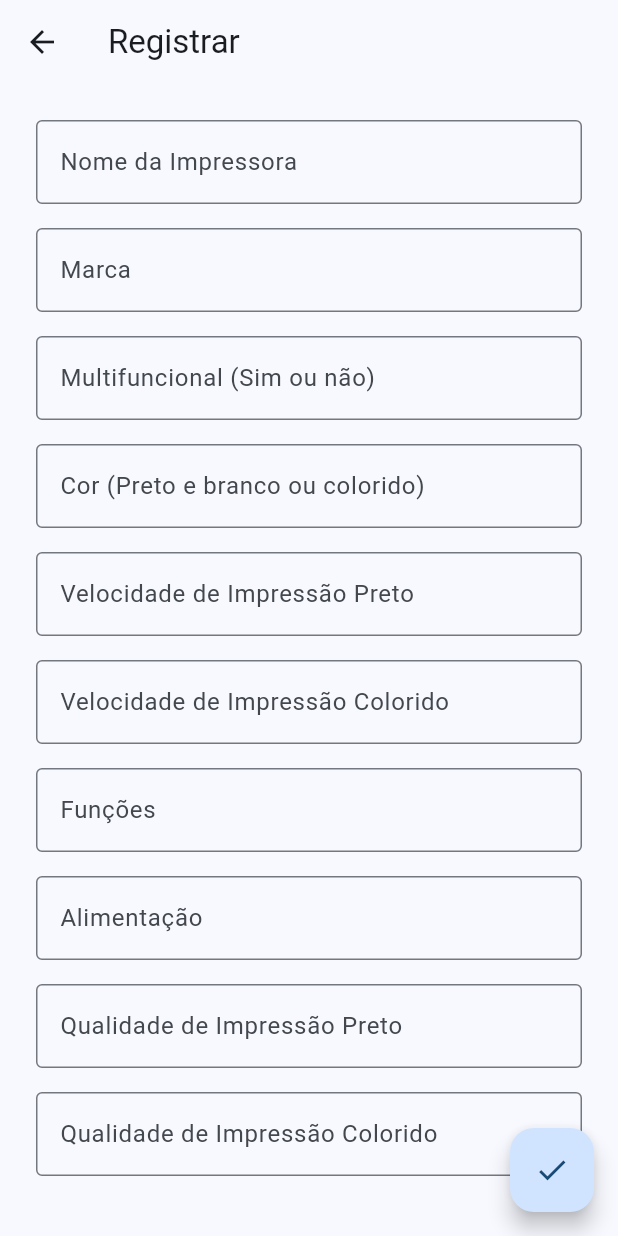
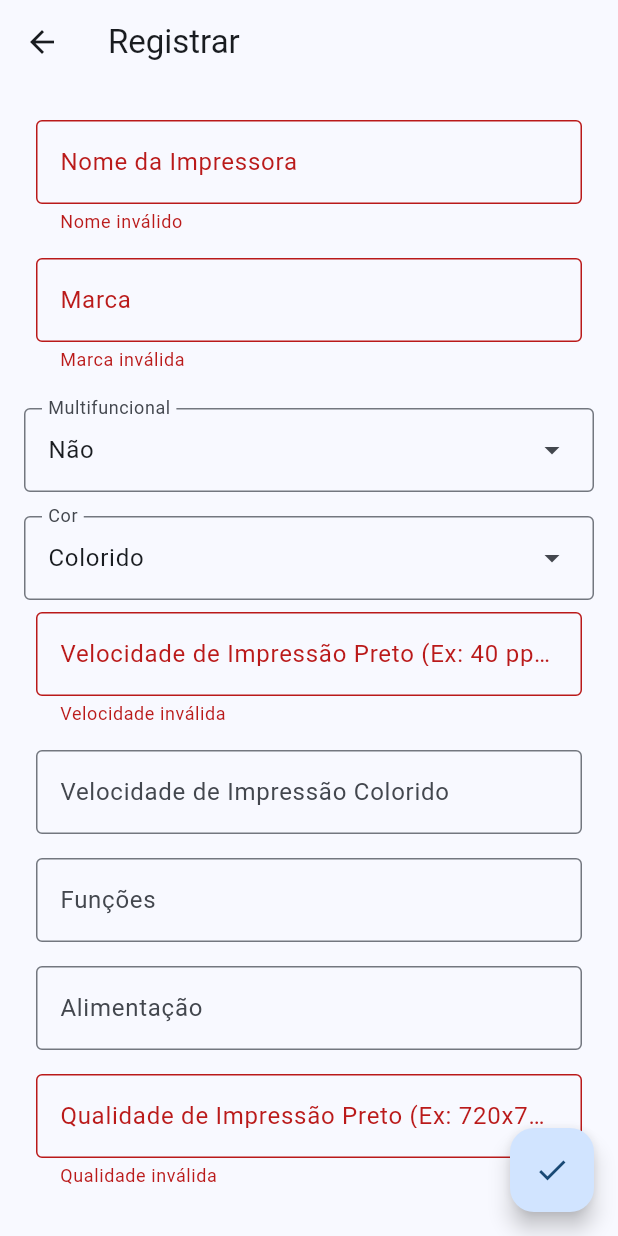
Before and after one commit to Fabricio-Lemmermeier-Lopes/Projeto_SearchPrinters, a Flutter app: the Register screen opened by its route, after a tap on the "check" icon, on a phone screen of 412 x 824 dp. Run offline on Flutter 3.47's test engine with Material 3 defaults, Android fonts, the phone set to English and light mode, and no system bars; our stand-ins replace sqflite; accounts and stored records are empty.

Commit message:
Register ok

```diff
--- a/search_printers/lib/main.dart
+++ b/search_printers/lib/main.dart
@@ -1,7 +1,7 @@
 import 'package:flutter/material.dart';
 //import 'package:search_printers/screens/filter/filter.dart';
 import 'package:search_printers/screens/initial_page/home.dart';
-import 'package:search_printers/screens/printers/printer_1.dart';
+//import 'package:search_printers/screens/printers/printer_1.dart';
 import 'package:search_printers/screens/register/register.dart';
 
 
--- a/search_printers/lib/model/dbhelper.dart
+++ b/search_printers/lib/model/dbhelper.dart
@@ -1,15 +1,15 @@
 import 'package:sqflite/sqflite.dart';
 
 class DbHelper {
-  static Future<Database> getConnection() async {
-    const String dbName = 'parking_juca_rio_grande.db';
+  static Future<Database> getConnection() async{
+    const String dbName = 'search_printer_fabs.db';
     final String dbPath = await getDatabasesPath();
     return await openDatabase(
       '$dbPath$dbName',
       version: 1,
       onCreate: (db, _) async {
         await db.execute(
-            'CREATE TABLE tickets (number INTEGER PRIMARY KEY AUTOINCREMENT,vacancyNumber CHAR(4) NOT NULL,vehicleLicensePlate CHAR(7) NOT NULL,vehicleType VARCHAR(10),entryTime CHAR(5) NOT NULL, departureTime CHAR(5), amount REAL);');
+            'CREATE TABLE tickets (name CHAR(15),marca CHAR(8) NOT NULL,multi CHAR(3) NOT NULL,cor VARCHAR(14),velip CHAR(7) NOT NULL,velic CHAR(7),funcoes CHAR(30) NOT NULL,alimentacao CHAR(12) NOT NULL, velip CHAR(7) NOT NULL, qualip CHAR(8) NOT NULL,qualic CHAR(8));');
       },
     );
   }
--- a/search_printers/lib/repository/printer_repository.dart
+++ b/search_printers/lib/repository/printer_repository.dart
@@ -1,8 +1,8 @@
 import 'package:search_printers/model/dbhelper.dart';
 import 'package:search_printers/model/printer.dart';
 
-class TicketRepository {
-  static const String _table = 'tickets';
+class PrinterRepository {
+  static const String _table = 'printers';
   static Future<int> insert(Printer printer) async {
     var db = await DbHelper.getConnection();
     return db.insert(_table, printer.toMap());
@@ -10,7 +10,7 @@ class TicketRepository {
 
   static Future<List<Printer>> findAll() async {
     var db = await DbHelper.getConnection();
-    var result = await db.query('tickets');
+    var result = await db.query('printers');
     return result
         .map(
           (item) => Printer.fromMap(item),
--- a/search_printers/lib/screens/printers/printer_1.dart
+++ b/search_printers/lib/screens/printers/printer_1.dart
@@ -1,3 +1,4 @@
+/*
 import 'package:flutter/material.dart';
 import 'package:search_printers/model/printer.dart';
 import 'package:search_printers/shared/customappbar.dart';
@@ -41,3 +42,4 @@ class _Printer1State extends State<Printer1>{
     );
   }
 }
+*/
--- a/search_printers/lib/screens/register/register.dart
+++ b/search_printers/lib/screens/register/register.dart
@@ -1,6 +1,9 @@
 import 'package:flutter/material.dart';
 import 'package:search_printers/model/cor.dart';
 import 'package:search_printers/model/multi.dart';
+import 'package:search_printers/model/printer.dart';
+import 'package:search_printers/repository/printer_repository.dart';
+import 'package:search_printers/shared/custom_dropdown_menu.dart';
 import 'package:search_printers/shared/customappbar.dart';
 
 class Register extends StatefulWidget {
@@ -19,6 +22,8 @@ class _RegisterState extends State<Register> {
   final _multi = Multi.values.map((item) => item.label).toList();
   final _nameController = TextEditingController();
   final _marcaController = TextEditingController();
+  final _colorController = TextEditingController();
+  final _multiController = TextEditingController();
   final _velipController = TextEditingController();
   final _velicController = TextEditingController();
   final _funcoesController = TextEditingController();
@@ -49,13 +54,8 @@ class _RegisterState extends State<Register> {
                 Padding(
                   padding: const EdgeInsets.all(8.0),
                   child: TextFormField(
-                    validator: (value){
-                      if(value == null){
-                        return 'Nome inválido';
-                      }else{
-                        return null;
-                      }
-                    },
+                    validator: (value) => value!.length < 6  ? 'Nome inválido' : null,
+                    controller: _nameController,
                       decoration: InputDecoration(
                       labelText: 'Nome da Impressora',
                       border: const OutlineInputBorder(),
@@ -66,8 +66,38 @@ class _RegisterState extends State<Register> {
                 Padding(
                   padding: const EdgeInsets.all(8.0),
                   child: TextFormField(
+                    validator: (value) => value!.length != 2  ? 'Marca inválida' : null,
+                    controller: _marcaController,
                     decoration: InputDecoration(
                     labelText: 'Marca',
+                    border: const OutlineInputBorder(),
+                    ),
+                  ),
+                ),
+
+                const SizedBox(height: 16),
+                CustomDropdownMenu(
+                  list: _multi,
+                  label: 'Multifuncional',
+                  controller: _multiController,
+              ),
+
+
+              const SizedBox(height: 16),
+                CustomDropdownMenu(
+                  list: _color,
+                  label: 'Cor',
+                  controller: _colorController,
+              ),
+
+
+                Padding(
+                  padding: const EdgeInsets.all(8.0),
+                  child: TextFormField(
+                    validator: (value) => value!.length != 6  ? 'Velocidade inválida' : null,
+                    controller: _velipController,
+                    decoration: InputDecoration(
+                    labelText: 'Velocidade de Impressão Preto (Ex: 40 ppm)',
                     border: const OutlineInputBorder(),
                     ),
                   ),
@@ -76,46 +106,19 @@ class _RegisterState extends State<Register> {
                 Padding(
                   padding: const EdgeInsets.all(8.0),
                   child: TextFormField(
+                    controller: _velicController,
                     decoration: InputDecoration(
-                    labelText: 'Multifuncional (Sim ou não)',
+                    labelText: 'Velocidade de Impressão Colorido',
                     border: const OutlineInputBorder(),
                     ),
+
                   ),
                 ),
 
                 Padding(
                   padding: const EdgeInsets.all(8.0),
                   child: TextFormField(
-                    decoration: InputDecoration(
-                    labelText: 'Cor (Preto e branco ou colorido)',
-                    border: const OutlineInputBorder(),
-                    ),
-                  ),
-                ),
-
-                Padding(
-                  padding: const EdgeInsets.all(8.0),
-                  child: TextFormField(
-                    decoration: InputDecoration(
-                    labelText: 'Velocidade de Impressão Preto',
-                    border: const OutlineInputBorder(),
-                    ),
-                  ),
-                ),
-
-                Padding(
-                  padding: const EdgeInsets.all(8.0),
-                  child: TextFormField(
-                    decoration: InputDecoration(
-                    labelText: 'Velocidade de Impressão Colorido',
-                    border: const OutlineInputBorder(),
-                    ),
-                  ),
-                ),
-
-                Padding(
-                  padding: const EdgeInsets.all(8.0),
-                  child: TextFormField(
+                    controller: _funcoesController,
                     decoration: InputDecoration(
                     labelText: 'Funções',
                     border: const OutlineInputBorder(),
@@ -126,6 +129,7 @@ class _RegisterState extends State<Register> {
                 Padding(
                   padding: const EdgeInsets.all(8.0),
                   child: TextFormField(
+                    controller: _alimentacaoController,
                     decoration: InputDecoration(
                     labelText: 'Alimentação',
                     border: const OutlineInputBorder(),
@@ -136,8 +140,10 @@ class _RegisterState extends State<Register> {
                 Padding(
                   padding: const EdgeInsets.all(8.0),
                   child: TextFormField(
+                    validator: (value) => value!.length != 7  ? 'Qualidade inválida' : null,
+                    controller: _qualipController,
                     decoration: InputDecoration(
-                    labelText: 'Qualidade de Impressão Preto',
+                    labelText: 'Qualidade de Impressão Preto (Ex: 720x720)',
                     border: const OutlineInputBorder(),
                     ),
                   ),
@@ -146,6 +152,7 @@ class _RegisterState extends State<Register> {
                 Padding(
                   padding: const EdgeInsets.all(8.0),
                   child: TextFormField(
+                    controller: _qualicController,
                     decoration: InputDecoration(
                     labelText: 'Qualidade de Impressão Colorido',
                     border: const OutlineInputBorder(),
@@ -159,4 +166,44 @@ class _RegisterState extends State<Register> {
       ),
     );
   }
+
+  void save() async {
+    try {
+      final printer = Printer(
+        name: _nameController.text,
+        marca: _marcaController.text,
+        color: (_colorController.text == "Colorido")
+            ? Cor.colorido
+            : Cor.pretobranco,
+        multi: (_multiController.text == "Sim")
+            ? Multi.sim
+            : Multi.nao,
+        velip: _velipController.text,
+        velic: _velicController.text,
+        funcoes: _funcoesController.text,
+        alimentacao: _alimentacaoController.text,
+        qualip: _qualipController.text,
+        qualic: _qualicController.text,
+      );
+      final id = await PrinterRepository.insert(printer);
+      SnackBar snackBar;
+      if (id != 0) {
+        snackBar =
+            SnackBar(content: Text('A impressora ${id} foi salvo com sucesso!!!'));
+      } else {
+        snackBar = SnackBar(
+          content:
+              Text('Lamento, houve um problema ao tentar salvar a sua impressora!!!'),
+        );
+      }
+      // Exibir a SnackBar
+      ScaffoldMessenger.of(context).showSnackBar(snackBar);
+    } catch (error) {
+      SnackBar snackBar = const SnackBar(
+        content: Text('Ops. Tivemos um problema técnico!!!'),
+      );
+      ScaffoldMessenger.of(context).showSnackBar(snackBar);
+    }
+  }
+
 }
--- /dev/null
+++ b/search_printers/lib/shared/custom_dropdown_menu.dart
@@ -0,0 +1,31 @@
+import 'package:flutter/material.dart';
+
+class CustomDropdownMenu extends StatelessWidget {
+  final List<String> list;
+  final String label;
+  final TextEditingController controller;
+  const CustomDropdownMenu({
+    super.key,
+    required this.list,
+    required this.label,
+    required this.controller,
+  });
+
+  @override
+  Widget build(BuildContext context) {
+    return DropdownMenu(
+      controller: controller,
+      dropdownMenuEntries: list
+          .map(
+            (item) => DropdownMenuEntry(
+              value: item,
+              label: item,
+            ),
+          )
+          .toList(),
+      label: Text(label),
+      initialSelection: list.first,
+      width: MediaQuery.of(context).size.width - 32,
+    );
+  }
+}
--- a/search_printers/pubspec.yaml
+++ b/search_printers/pubspec.yaml
@@ -9,6 +9,7 @@ environment:
 dependencies:
   flutter:
     sdk: flutter
+  sqflite: ^2.3.3+1
 
 dev_dependencies:
   flutter_test:
```
Also changed, not shown: search_printers/pubspec.lock.
